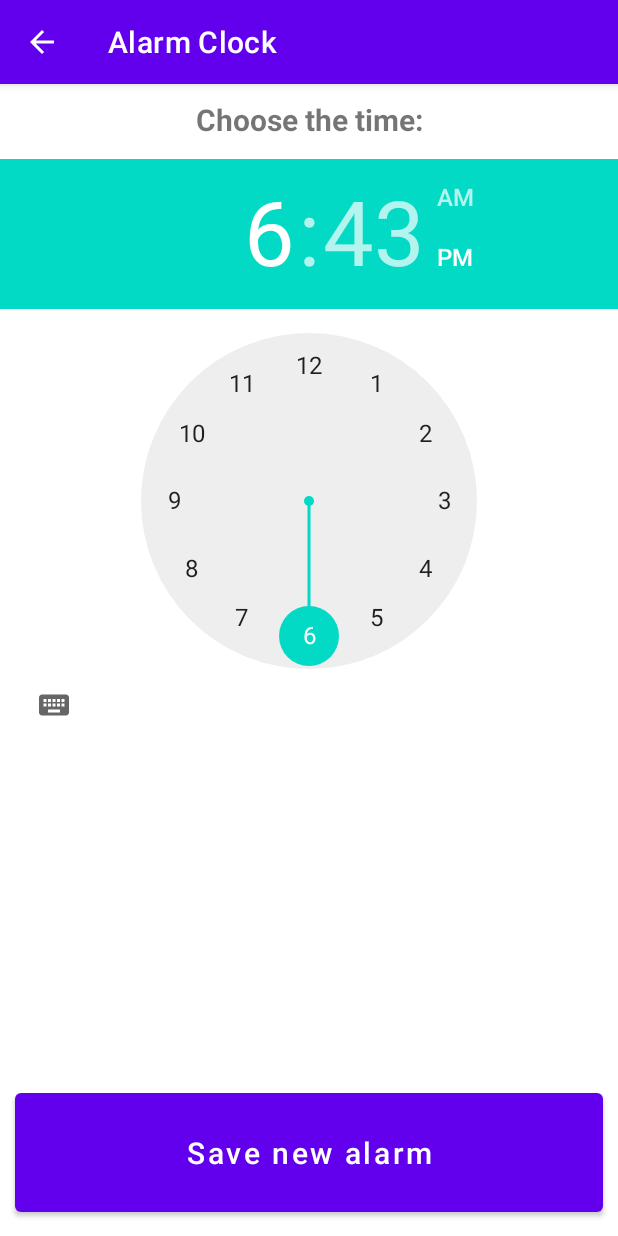
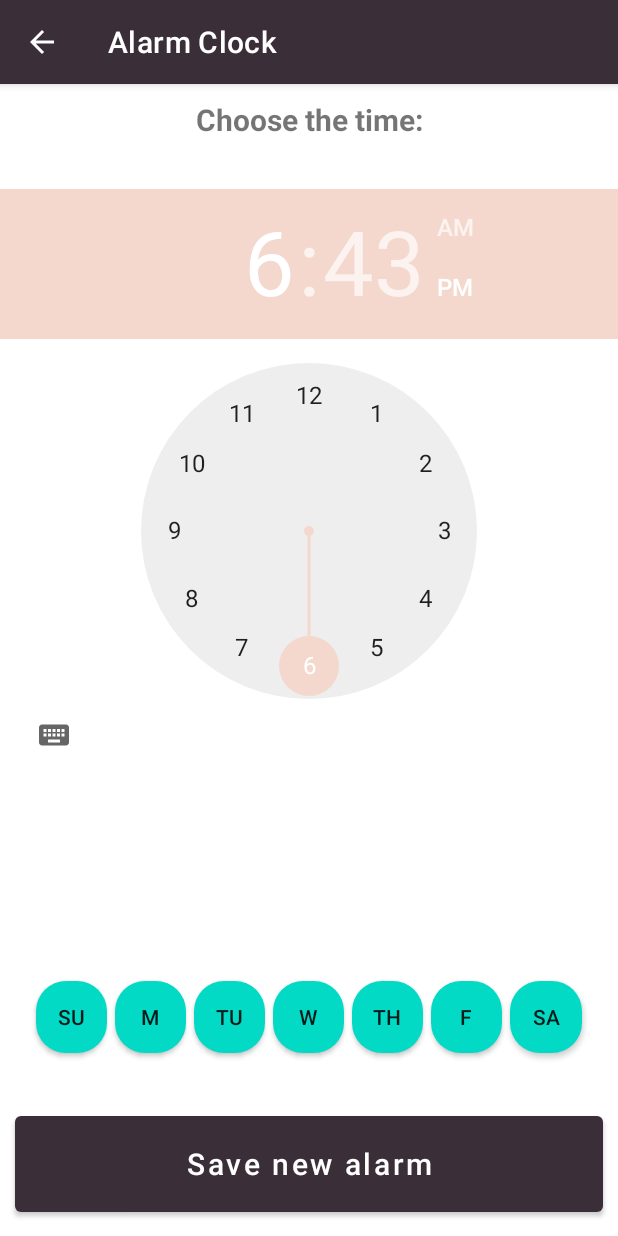
Before and after one commit to Hodjy/Android-Management-App, an Android app: the AlarmClockActivity screen opened directly, with no data from a screen before it, on a phone screen of 412 x 824 dp. Run offline under Robolectric (Android 15) with nearby library versions, the phone set to English and light mode, and no system bars.

Commit message:
Start of AlarmClock Activity implementation
In addition, added a new theme and swapped to it.

```diff
--- a/ManagementApp/app/src/main/AndroidManifest.xml
+++ b/ManagementApp/app/src/main/AndroidManifest.xml
@@ -10,7 +10,7 @@
         android:label="@string/app_name"
         android:roundIcon="@mipmap/ic_launcher_round"
         android:supportsRtl="true"
-        android:theme="@style/Theme.ManagementApp">
+        android:theme="@style/Theme.Brilliant">
         <activity android:name=".CallActivity"
             android:label="@string/call_activityTitle"
             android:parentActivityName=".MainActivity">
--- a/ManagementApp/app/src/main/java/com/example/managementapp/MainActivity.java
+++ b/ManagementApp/app/src/main/java/com/example/managementapp/MainActivity.java
@@ -24,6 +24,7 @@ public class MainActivity extends AppCompatActivity {
         LinearLayout calendarLayoutRef = findViewById(R.id.calendarLayout);
         LinearLayout callLayoutRef = findViewById(R.id.callLayout);
         LinearLayout gpsLayoutRef = findViewById(R.id.gpsLayout);
+        LinearLayout alarmClockLayoutRef = findViewById(R.id.alarmClockLayout);
 
 
 
@@ -79,5 +80,13 @@ public class MainActivity extends AppCompatActivity {
             }
         });
 
+        alarmClockLayoutRef.setOnClickListener(new View.OnClickListener() {
+            @Override
+            public void onClick(View v) {
+                Intent intent = new Intent(MainActivity.this, AlarmClockActivity.class);
+                startActivity(intent);
+            }
+        });
+
     }
 }
--- /dev/null
+++ b/ManagementApp/app/src/main/res/drawable/circular_btn_style.xml
@@ -0,0 +1,30 @@
+<?xml version="1.0" encoding="utf-8"?>
+<selector xmlns:android="http://schemas.android.com/apk/res/android">
+    <item android:state_selected="true">
+        <shape
+            android:shape="rectangle"
+            xmlns:android="http://schemas.android.com/apk/res/android">
+            <size
+                android:height="24dp"
+                android:width="24dp"/>
+
+            <solid android:color="@color/design_default_color_secondary_variant"/>
+            <corners android:radius="20dp"/>
+
+        </shape>
+    </item>
+
+    <item android:state_selected="false">
+        <shape
+            android:shape="rectangle"
+            xmlns:android="http://schemas.android.com/apk/res/android">
+            <size
+                android:height="24dp"
+                android:width="24dp"/>
+
+            <solid android:color= "@color/design_default_color_secondary"/>
+            <corners android:radius="20dp"/>
+
+        </shape>
+    </item>
+</selector>
--- a/ManagementApp/app/src/main/res/layout/activity_alarm_clock.xml
+++ b/ManagementApp/app/src/main/res/layout/activity_alarm_clock.xml
@@ -13,16 +13,87 @@
         android:layout_margin="10dp"
         android:gravity="top|center"
         android:textStyle="bold"
-        android:layout_weight="0.5"/>
+        android:layout_weight="1"/>
 
     <TimePicker
         android:layout_width="match_parent"
         android:layout_height="0dp"
-        android:text="SetTime"
         android:gravity="top|center"
         android:textSize="30sp"
         android:layout_weight="10"
         />
+
+    <LinearLayout
+        android:layout_width="match_parent"
+        android:layout_height="0dp"
+        android:layout_weight="2"
+        android:gravity="center"
+        android:weightSum="8">
+
+        <androidx.appcompat.widget.AppCompatButton
+            android:layout_width="0dp"
+            android:layout_weight="1"
+            android:layout_height="wrap_content"
+            android:layout_marginEnd="5dp"
+            android:background="@drawable/circular_btn_style"
+            android:text="@string/alarmClock_day1"
+            android:id="@+id/alarm_clock_day1_btn"/>
+
+
+        <androidx.appcompat.widget.AppCompatButton
+            android:layout_width="0dp"
+            android:layout_weight="1"
+            android:background="@drawable/circular_btn_style"
+            android:layout_height="wrap_content"
+            android:layout_marginEnd="5dp"
+            android:text="@string/alarmClock_day2"
+            android:id="@+id/alarm_clock_day2_btn"/>
+
+        <androidx.appcompat.widget.AppCompatButton
+            android:layout_width="0dp"
+            android:layout_weight="1"
+            android:background="@drawable/circular_btn_style"
+            android:layout_height="wrap_content"
+            android:layout_marginEnd="5dp"
+            android:text="@string/alarmClock_day3"
+            android:id="@+id/alarm_clock_day3_btn"/>
+
+        <androidx.appcompat.widget.AppCompatButton
+            android:layout_width="0dp"
+            android:layout_weight="1"
+            android:background="@drawable/circular_btn_style"
+            android:layout_height="wrap_content"
+            android:layout_marginEnd="5dp"
+            android:text="@string/alarmClock_day4"
+            android:id="@+id/alarm_clock_day4_btn"/>
+
+        <androidx.appcompat.widget.AppCompatButton
+            android:layout_width="0dp"
+            android:layout_weight="1"
+            android:background="@drawable/circular_btn_style"
+            android:layout_height="wrap_content"
+            android:layout_marginEnd="5dp"
+            android:text="@string/alarmClock_day5"
+            android:id="@+id/alarm_clock_day5_btn"/>
+
+        <androidx.appcompat.widget.AppCompatButton
+            android:layout_width="0dp"
+            android:layout_weight="1"
+            android:background="@drawable/circular_btn_style"
+            android:layout_height="wrap_content"
+            android:layout_marginEnd="5dp"
+            android:text="@string/alarmClock_day6"
+            android:id="@+id/alarm_clock_day6_btn"/>
+
+        <androidx.appcompat.widget.AppCompatButton
+            android:layout_width="0dp"
+            android:layout_weight="1"
+            android:background="@drawable/circular_btn_style"
+            android:layout_height="wrap_content"
+            android:text="@string/alarmClock_day7"
+            android:id="@+id/alarm_clock_day7_btn"/>
+
+    </LinearLayout>
 
     <Button
         android:layout_width="match_parent"
@@ -33,4 +104,5 @@
         android:layout_margin="10dp"
         android:gravity="center"
         android:layout_weight="1.5"/>
+
 </LinearLayout>
--- a/ManagementApp/app/src/main/res/values-night/themes.xml
+++ b/ManagementApp/app/src/main/res/values-night/themes.xml
@@ -13,4 +13,18 @@
         <item name="android:statusBarColor" tools:targetApi="l">?attr/colorPrimaryVariant</item>
         <!-- Customize your theme here. -->
     </style>
+
+    <style name="Theme.Brilliant" parent="Theme.MaterialComponents.DayNight.DarkActionBar">
+        <!-- Primary brand color. -->
+        <item name="colorPrimary">@color/purple_200</item>
+        <item name="colorPrimaryVariant">@color/purple_700</item>
+        <item name="colorOnPrimary">@color/black</item>
+        <!-- Secondary brand color. -->
+        <item name="colorSecondary">@color/teal_200</item>
+        <item name="colorSecondaryVariant">@color/teal_200</item>
+        <item name="colorOnSecondary">@color/black</item>
+        <!-- Status bar color. -->
+        <item name="android:statusBarColor" tools:targetApi="l">?attr/colorPrimaryVariant</item>
+        <!-- Customize your theme here. -->
+    </style>
 </resources>
--- a/ManagementApp/app/src/main/res/values/colors.xml
+++ b/ManagementApp/app/src/main/res/values/colors.xml
@@ -11,4 +11,11 @@
     <color name="grey">#6A6767</color>
     <color name="green">#25F800</color>
     <color name="red">#FB0505</color>
+
+    <color name="color1">#3A2E39</color>
+    <color name="color2">#1e555c</color>
+    <color name="color2_light">#318995</color>
+    <color name="color3">#f4d8cd</color>
+    <color name="color4">#edb183</color>
+    <color name="color5">#f15152</color>
 </resources>
--- a/ManagementApp/app/src/main/res/values/strings.xml
+++ b/ManagementApp/app/src/main/res/values/strings.xml
@@ -51,6 +51,13 @@
     <string name="calendar_activity_enterEventDate">Enter event date:</string>
     <string name="dateFormatting">MM/dd/yyyy</string>
     <string name="timeFormatting">HH:mm</string>
+    <string name="alarmClock_day1">Su</string>
+    <string name="alarmClock_day2">M</string>
+    <string name="alarmClock_day3">Tu</string>
+    <string name="alarmClock_day4">W</string>
+    <string name="alarmClock_day5">Th</string>
+    <string name="alarmClock_day6">F</string>
+    <string name="alarmClock_day7">Sa</string>
 
 
 </resources>
--- a/ManagementApp/app/src/main/res/values/themes.xml
+++ b/ManagementApp/app/src/main/res/values/themes.xml
@@ -13,4 +13,19 @@
         <item name="android:statusBarColor" tools:targetApi="l">?attr/colorPrimaryVariant</item>
         <!-- Customize your theme here. -->
     </style>
+
+    <!-- Base application theme. -->
+    <style name="Theme.Brilliant" parent="Theme.MaterialComponents.DayNight.DarkActionBar">
+        <!-- Primary brand color. -->
+        <item name="colorPrimary">@color/color1</item>
+        <item name="colorPrimaryVariant">@color/color2</item>
+        <item name="colorOnPrimary">@color/white</item>
+        <!-- Secondary brand color. -->
+        <item name="colorSecondary">@color/color3</item>
+        <item name="colorSecondaryVariant">@color/color4</item>
+        <item name="colorOnSecondary">@color/color5</item>
+        <!-- Status bar color. -->
+        <item name="android:statusBarColor" tools:targetApi="l">?attr/colorPrimaryVariant</item>
+        <!-- Customize your theme here. -->
+    </style>
 </resources>
```
Also changed, not shown: 1 other file.
